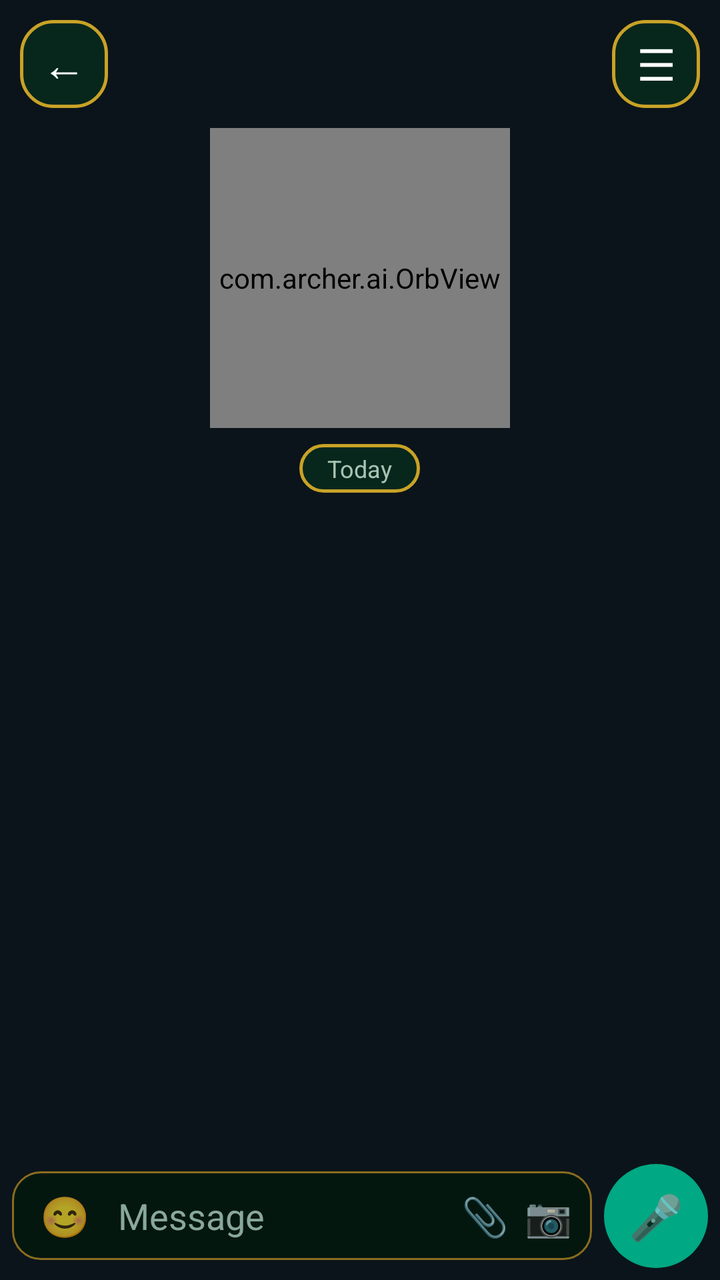
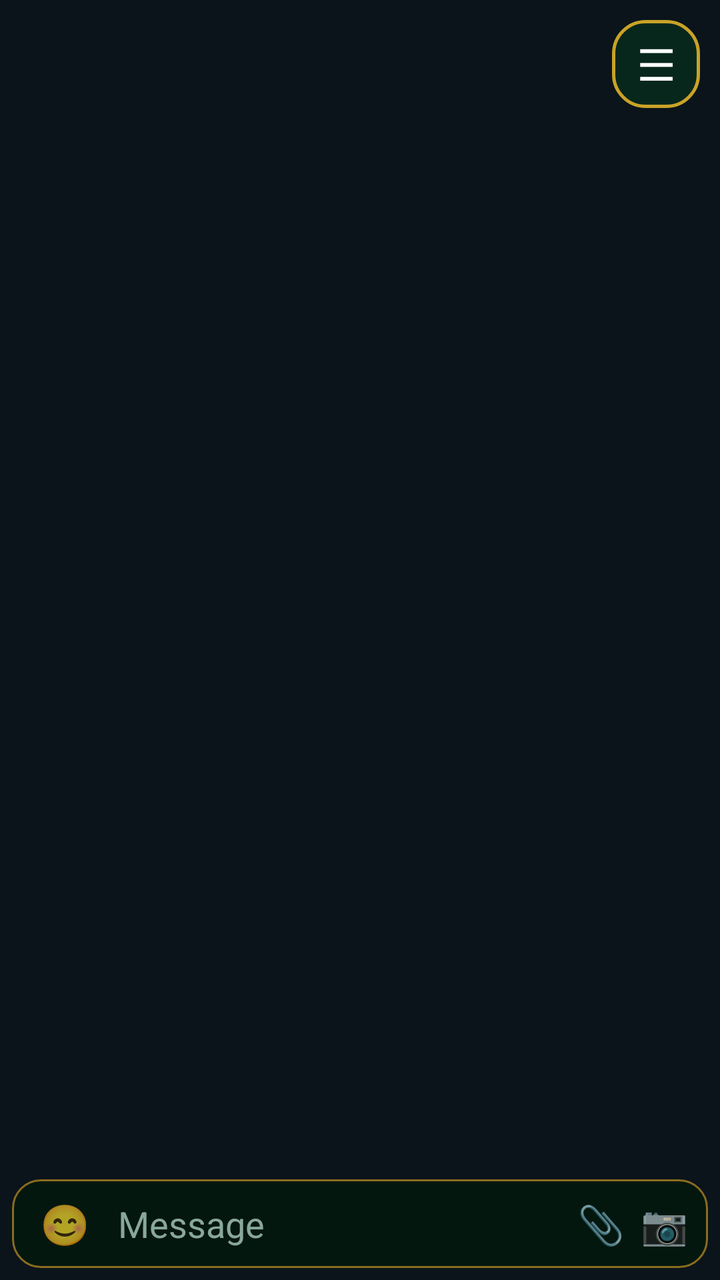

Two renders of the same Android screen: before a commit and after it. Below are the layout's source before the change and the commit's diff.
<!-- AndroidManifest.xml: application theme AppTheme -->
<!-- res/layout/activity_chat.xml -->
<?xml version="1.0" encoding="utf-8"?>
<FrameLayout xmlns:android="http://schemas.android.com/apk/res/android"
    android:layout_width="match_parent"
    android:layout_height="match_parent"
    android:background="#0B141A">

    <LinearLayout
        android:layout_width="match_parent"
        android:layout_height="match_parent"
        android:orientation="vertical">

        
        <LinearLayout
            android:layout_width="match_parent"
            android:layout_height="wrap_content"
            android:orientation="horizontal"
            android:padding="10dp">

            <TextView
                android:id="@+id/chatBack"
                android:layout_width="44dp"
                android:layout_height="44dp"
                android:background="@drawable/bg_card"
                android:gravity="center"
                android:text="←"
                android:textColor="#FFFFFF"
                android:textSize="22sp" />

            <View
                android:layout_width="0dp"
                android:layout_height="1dp"
                android:layout_weight="1" />

            <TextView
                android:id="@+id/chatMenu"
                android:layout_width="44dp"
                android:layout_height="44dp"
                android:background="@drawable/bg_card"
                android:gravity="center"
                android:text="☰"
                android:textColor="#FFFFFF"
                android:textSize="22sp" />
        </LinearLayout>

        
        <com.archer.ai.OrbView
            android:id="@+id/chatAvatar"
            android:layout_width="150dp"
            android:layout_height="150dp"
            android:layout_gravity="center_horizontal" />

        <TextView
            android:layout_width="wrap_content"
            android:layout_height="wrap_content"
            android:layout_gravity="center_horizontal"
            android:layout_marginTop="8dp"
            android:background="@drawable/bg_card"
            android:paddingStart="14dp"
            android:paddingTop="4dp"
            android:paddingEnd="14dp"
            android:paddingBottom="4dp"
            android:text="Today"
            android:textColor="#A8C3B2"
            android:textSize="12sp" />

        <LinearLayout
            android:id="@+id/workCard"
            android:layout_width="match_parent"
            android:layout_height="wrap_content"
            android:layout_margin="10dp"
            android:background="@drawable/bg_card"
            android:orientation="vertical"
            android:padding="12dp"
            android:visibility="gone">

            <TextView
                android:layout_width="match_parent"
                android:layout_height="wrap_content"
                android:text="🌐 ব্রাউজার কার্ড — লাইভ কাজ"
                android:textColor="#4ADE80"
                android:textSize="14sp"
                android:textStyle="bold" />

            <TextView
                android:id="@+id/workText"
                android:layout_width="match_parent"
                android:layout_height="wrap_content"
                android:layout_marginTop="6dp"
                android:textColor="#EDE6D6"
                android:textSize="13sp" />

            <ImageView
                android:id="@+id/workShot"
                android:layout_width="match_parent"
                android:layout_height="wrap_content"
                android:layout_marginTop="8dp"
                android:adjustViewBounds="true"
                android:maxHeight="220dp"
                android:visibility="gone" />
        </LinearLayout>

        <ScrollView
            android:id="@+id/chatScroll"
            android:layout_width="match_parent"
            android:layout_height="0dp"
            android:layout_marginTop="6dp"
            android:layout_weight="1">

            <LinearLayout
                android:id="@+id/msgBox"
                android:layout_width="match_parent"
                android:layout_height="wrap_content"
                android:orientation="vertical"
                android:paddingStart="10dp"
                android:paddingTop="6dp"
                android:paddingEnd="10dp"
                android:paddingBottom="6dp" />
        </ScrollView>

        
        <LinearLayout
            android:layout_width="match_parent"
            android:layout_height="wrap_content"
            android:gravity="center_vertical"
            android:orientation="horizontal"
            android:padding="6dp">

            <LinearLayout
                android:layout_width="0dp"
                android:layout_height="wrap_content"
                android:layout_weight="1"
                android:background="@drawable/bg_input"
                android:gravity="center_vertical"
                android:orientation="horizontal"
                android:paddingStart="10dp"
                android:paddingEnd="6dp">

                <TextView
                    android:id="@+id/chatEmoji"
                    android:layout_width="wrap_content"
                    android:layout_height="wrap_content"
                    android:padding="4dp"
                    android:text="😊"
                    android:textSize="20sp" />

                <EditText
                    android:id="@+id/chatInput"
                    android:layout_width="0dp"
                    android:layout_height="wrap_content"
                    android:layout_weight="1"
                    android:background="@null"
                    android:gravity="center_vertical"
                    android:hint="Message"
                    android:maxLines="4"
                    android:padding="10dp"
                    android:textColor="#F3E9C8"
                    android:textColorHint="#8AA79B" />

                <TextView
                    android:id="@+id/chatAttach"
                    android:layout_width="wrap_content"
                    android:layout_height="wrap_content"
                    android:padding="4dp"
                    android:text="📎"
                    android:textSize="19sp" />

                <TextView
                    android:id="@+id/chatCamera"
                    android:layout_width="wrap_content"
                    android:layout_height="wrap_content"
                    android:padding="4dp"
                    android:text="📷"
                    android:textSize="19sp" />
            </LinearLayout>

            <TextView
                android:id="@+id/chatSend"
                android:layout_width="52dp"
                android:layout_height="52dp"
                android:layout_marginStart="6dp"
                android:background="@drawable/btn_mic_green"
                android:gravity="center"
                android:text="🎤"
                android:textSize="22sp" />
        </LinearLayout>
    </LinearLayout>

    
    <View
        android:id="@+id/panelDim"
        android:layout_width="match_parent"
        android:layout_height="match_parent"
        android:background="#99000000"
        android:visibility="gone" />

    
    <ScrollView
        android:id="@+id/sidePanel"
        android:layout_width="280dp"
        android:layout_height="match_parent"
        android:layout_gravity="end"
        android:background="#10201A"
        android:visibility="gone">

        <LinearLayout
            android:id="@+id/panelItems"
            android:layout_width="match_parent"
            android:layout_height="wrap_content"
            android:orientation="vertical"
            android:padding="14dp" />
    </ScrollView>
</FrameLayout>
<!-- resources referenced by this layout -->
<resources>
  <!-- drawable bg_card (drawable) -->
  <?xml version="1.0" encoding="utf-8"?>
  <shape xmlns:android="http://schemas.android.com/apk/res/android" android:shape="rectangle">
      <corners android:radius="16dp" />
      <solid android:color="#07271C" />
      <stroke android:width="1.5dp" android:color="#C9A227" />
  </shape>
  <!-- drawable bg_input (drawable) -->
  <?xml version="1.0" encoding="utf-8"?>
  <shape xmlns:android="http://schemas.android.com/apk/res/android" android:shape="rectangle">
      <corners android:radius="14dp" />
      <solid android:color="#04170F" />
      <stroke android:width="1dp" android:color="#8A6D1F" />
  </shape>
  <!-- drawable btn_mic_green (drawable) -->
  <?xml version="1.0" encoding="utf-8"?>
  <shape xmlns:android="http://schemas.android.com/apk/res/android" android:shape="oval">
      <solid android:color="#00A884" />
  </shape>
  <style name="AppTheme" parent="android:Theme.Material.NoActionBar">
          <item name="android:windowBackground">#05030D</item>
          <item name="android:colorAccent">#A855F7</item>
          <item name="android:statusBarColor">#05030D</item>
          <item name="android:navigationBarColor">#05030D</item>
          <item name="android:windowLightStatusBar">false</item>
      </style>
</resources>

<!-- the commit's change to res/layout/activity_chat.xml (unified diff, before → after) -->
@@ -16,16 +16,6 @@
             android:orientation="horizontal"
             android:padding="10dp">
 
-            <TextView
-                android:id="@+id/chatBack"
-                android:layout_width="44dp"
-                android:layout_height="44dp"
-                android:background="@drawable/bg_card"
-                android:gravity="center"
-                android:text="←"
-                android:textColor="#FFFFFF"
-                android:textSize="22sp" />
-
             <View
                 android:layout_width="0dp"
                 android:layout_height="1dp"
@@ -41,27 +31,6 @@
                 android:textColor="#FFFFFF"
                 android:textSize="22sp" />
         </LinearLayout>
-
-        
-        <com.archer.ai.OrbView
-            android:id="@+id/chatAvatar"
-            android:layout_width="150dp"
-            android:layout_height="150dp"
-            android:layout_gravity="center_horizontal" />
-
-        <TextView
-            android:layout_width="wrap_content"
-            android:layout_height="wrap_content"
-            android:layout_gravity="center_horizontal"
-            android:layout_marginTop="8dp"
-            android:background="@drawable/bg_card"
-            android:paddingStart="14dp"
-            android:paddingTop="4dp"
-            android:paddingEnd="14dp"
-            android:paddingBottom="4dp"
-            android:text="Today"
-            android:textColor="#A8C3B2"
-            android:textSize="12sp" />
 
         <LinearLayout
             android:id="@+id/workCard"
@@ -180,8 +149,9 @@
                 android:layout_marginStart="6dp"
                 android:background="@drawable/btn_mic_green"
                 android:gravity="center"
-                android:text="🎤"
-                android:textSize="22sp" />
+                android:text="➤"
+                android:textSize="22sp"
+                android:visibility="gone" />
         </LinearLayout>
     </LinearLayout>
 
